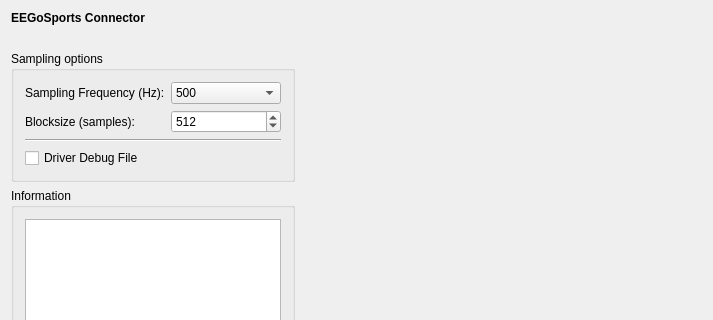
Qt form applications/mne_scan/plugins/brainamp/FormFiles/brainampsetup.ui (mne-tools/mne-cpp) before a commit; both pictures show x 0 to 713 and y 0 to 320 of the 713 by 645 pixel window.
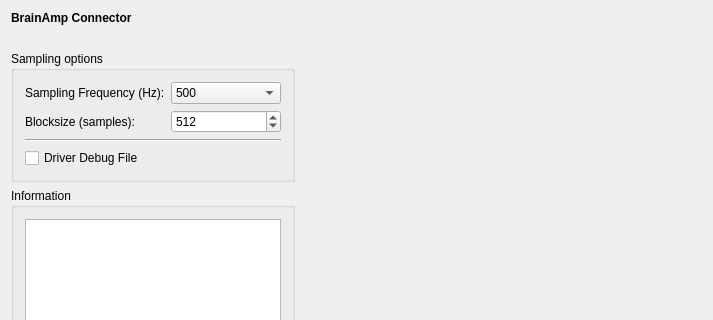
The same form after that commit.

Commit message: [SC-131] Fix data stream in brain amp plugin

The edit to the form file:
```diff
--- a/applications/mne_scan/plugins/brainamp/FormFiles/brainampsetup.ui
+++ b/applications/mne_scan/plugins/brainamp/FormFiles/brainampsetup.ui
@@ -23,7 +23,7 @@
       </font>
      </property>
      <property name="text">
-      <string>EEGoSports Connector</string>
+      <string>BrainAmp Connector</string>
      </property>
     </widget>
    </item>
```
Left out of the diff: 4 changed lines with no effect on the pictures. The commit also changes 11 other files.
